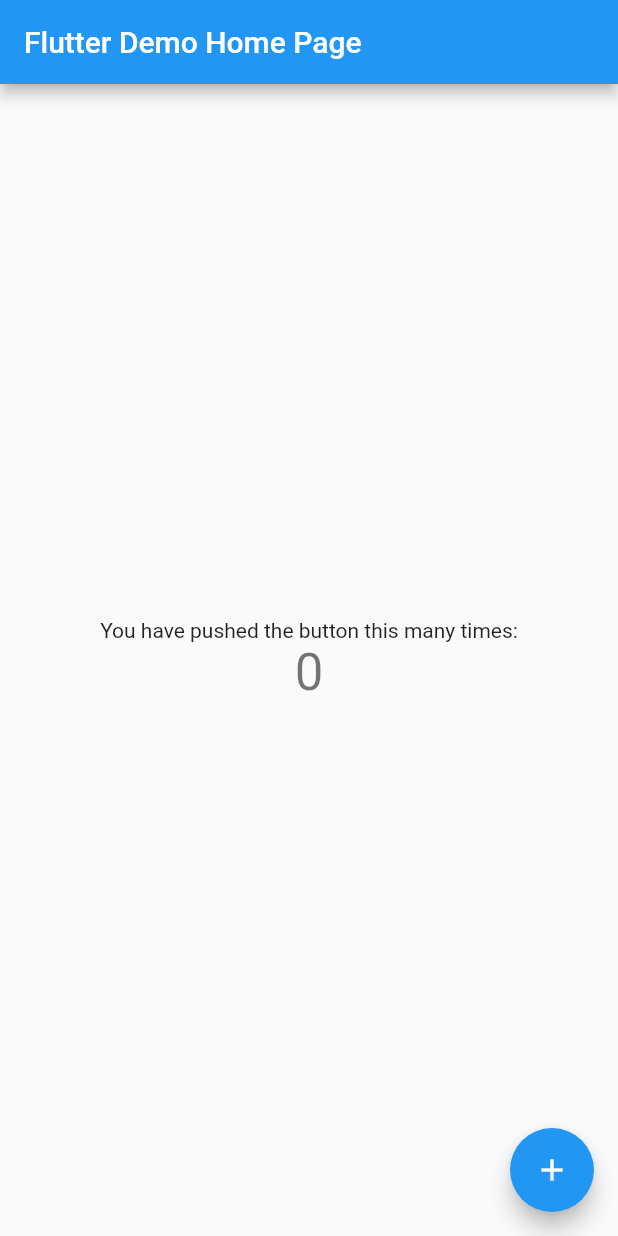
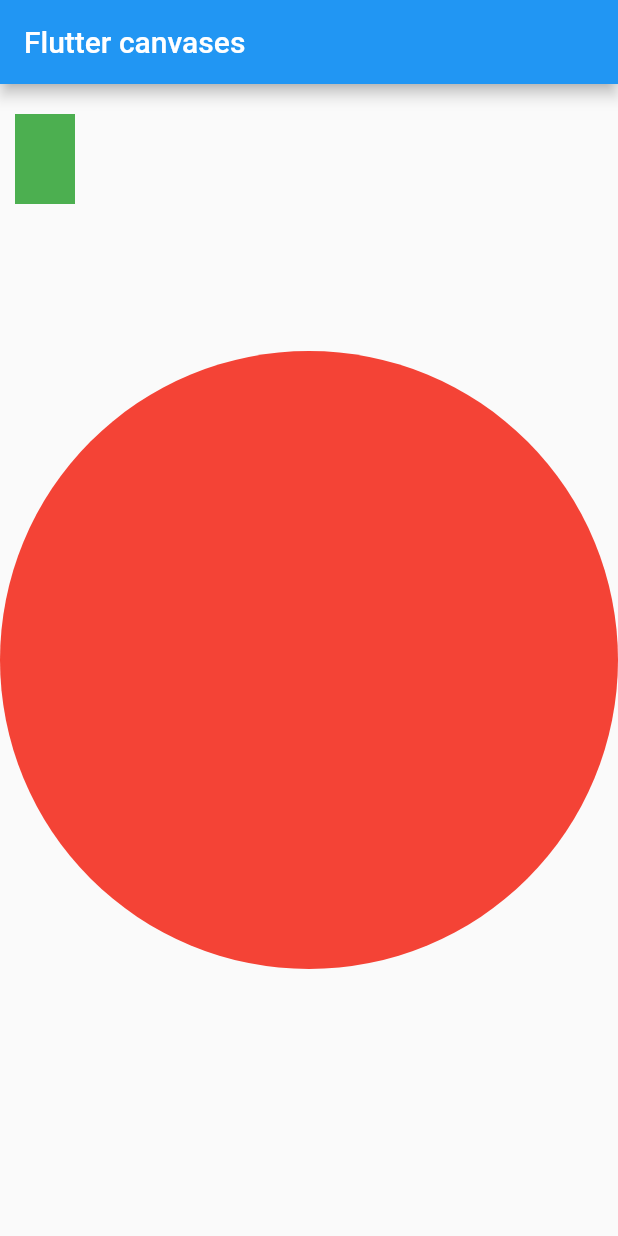
Before and after one commit to rubenRoehner/cross-platform-comparison, a Flutter app: the screen it shows after launch, on a phone screen of 412 x 824 dp. Run offline on Flutter 3.47's test engine with Material 2 defaults, Android fonts, the light colour scheme and no system bars.

Commit message:
flutter_canvases: first implementation

```diff
--- /dev/null
+++ b/02_Canvases/Flutter/flutter_canvases/lib/canvas_painter.dart
@@ -0,0 +1,21 @@
+import 'package:flutter/material.dart';
+
+class CanvasPainter extends CustomPainter {
+  final double rotation;
+
+  CanvasPainter(this.rotation);
+
+  @override
+  void paint(Canvas canvas, Size size) {
+    canvas.rotate(rotation);
+    canvas.drawCircle(Offset(size.width / 2, size.height / 2), size.width / 2,
+        Paint()..color = Colors.red);
+    canvas.drawRect(
+        const Rect.fromLTRB(10, 20, 50, 80), Paint()..color = Colors.green);
+  }
+
+  @override
+  bool shouldRepaint(covariant CanvasPainter oldDelegate) {
+    return rotation != oldDelegate.rotation;
+  }
+}
--- a/02_Canvases/Flutter/flutter_canvases/lib/main.dart
+++ b/02_Canvases/Flutter/flutter_canvases/lib/main.dart
@@ -1,4 +1,7 @@
+import 'dart:async';
+
 import 'package:flutter/material.dart';
+import 'package:flutter_canvases/canvas_painter.dart';
 
 void main() {
   runApp(const MyApp());
@@ -7,109 +10,55 @@
 class MyApp extends StatelessWidget {
   const MyApp({super.key});
 
-  // This widget is the root of your application.
   @override
   Widget build(BuildContext context) {
     return MaterialApp(
-      title: 'Flutter Demo',
+      title: 'Flutter Canvases',
       theme: ThemeData(
-        // This is the theme of your application.
-        //
-        // Try running your application with "flutter run". You'll see the
-        // application has a blue toolbar. Then, without quitting the app, try
-        // changing the primarySwatch below to Colors.green and then invoke
-        // "hot reload" (press "r" in the console where you ran "flutter run",
-        // or simply save your changes to "hot reload" in a Flutter IDE).
-        // Notice that the counter didn't reset back to zero; the application
-        // is not restarted.
         primarySwatch: Colors.blue,
       ),
-      home: const MyHomePage(title: 'Flutter Demo Home Page'),
+      home: const MyHomePage(),
     );
   }
 }
 
 class MyHomePage extends StatefulWidget {
-  const MyHomePage({super.key, required this.title});
-
-  // This widget is the home page of your application. It is stateful, meaning
-  // that it has a State object (defined below) that contains fields that affect
-  // how it looks.
-
-  // This class is the configuration for the state. It holds the values (in this
-  // case the title) provided by the parent (in this case the App widget) and
-  // used by the build method of the State. Fields in a Widget subclass are
-  // always marked "final".
-
-  final String title;
+  const MyHomePage({super.key});
 
   @override
   State<MyHomePage> createState() => _MyHomePageState();
 }
 
 class _MyHomePageState extends State<MyHomePage> {
-  int _counter = 0;
+  double rotation = 0.0;
+  late Timer timer;
 
-  void _incrementCounter() {
-    setState(() {
-      // This call to setState tells the Flutter framework that something has
-      // changed in this State, which causes it to rerun the build method below
-      // so that the display can reflect the updated values. If we changed
-      // _counter without calling setState(), then the build method would not be
-      // called again, and so nothing would appear to happen.
-      _counter++;
-    });
+  @override
+  void initState() {
+    super.initState();
+    timer = Timer.periodic(
+        const Duration(microseconds: 10),
+        (Timer t) => setState(() {
+              print("new rotation: $rotation");
+            }));
   }
 
   @override
   Widget build(BuildContext context) {
-    // This method is rerun every time setState is called, for instance as done
-    // by the _incrementCounter method above.
-    //
-    // The Flutter framework has been optimized to make rerunning build methods
-    // fast, so that you can just rebuild anything that needs updating rather
-    // than having to individually change instances of widgets.
     return Scaffold(
-      appBar: AppBar(
-        // Here we take the value from the MyHomePage object that was created by
-        // the App.build method, and use it to set our appbar title.
-        title: Text(widget.title),
-      ),
-      body: Center(
-        // Center is a layout widget. It takes a single child and positions it
-        // in the middle of the parent.
-        child: Column(
-          // Column is also a layout widget. It takes a list of children and
-          // arranges them vertically. By default, it sizes itself to fit its
-          // children horizontally, and tries to be as tall as its parent.
-          //
-          // Invoke "debug painting" (press "p" in the console, choose the
-          // "Toggle Debug Paint" action from the Flutter Inspector in Android
-          // Studio, or the "Toggle Debug Paint" command in Visual Studio Code)
-          // to see the wireframe for each widget.
-          //
-          // Column has various properties to control how it sizes itself and
-          // how it positions its children. Here we use mainAxisAlignment to
-          // center the children vertically; the main axis here is the vertical
-          // axis because Columns are vertical (the cross axis would be
-          // horizontal).
-          mainAxisAlignment: MainAxisAlignment.center,
-          children: <Widget>[
-            const Text(
-              'You have pushed the button this many times:',
-            ),
-            Text(
-              '$_counter',
-              style: Theme.of(context).textTheme.headline4,
-            ),
-          ],
+        appBar: AppBar(
+          title: const Text("Flutter canvases"),
         ),
-      ),
-      floatingActionButton: FloatingActionButton(
-        onPressed: _incrementCounter,
-        tooltip: 'Increment',
-        child: const Icon(Icons.add),
-      ), // This trailing comma makes auto-formatting nicer for build methods.
-    );
+        body: CustomPaint(
+          painter: CanvasPainter(rotation),
+          size: Size.infinite,
+        ));
+  }
+
+  @override
+  void dispose() {
+    super.dispose();
+
+    timer.cancel();
   }
 }
```
